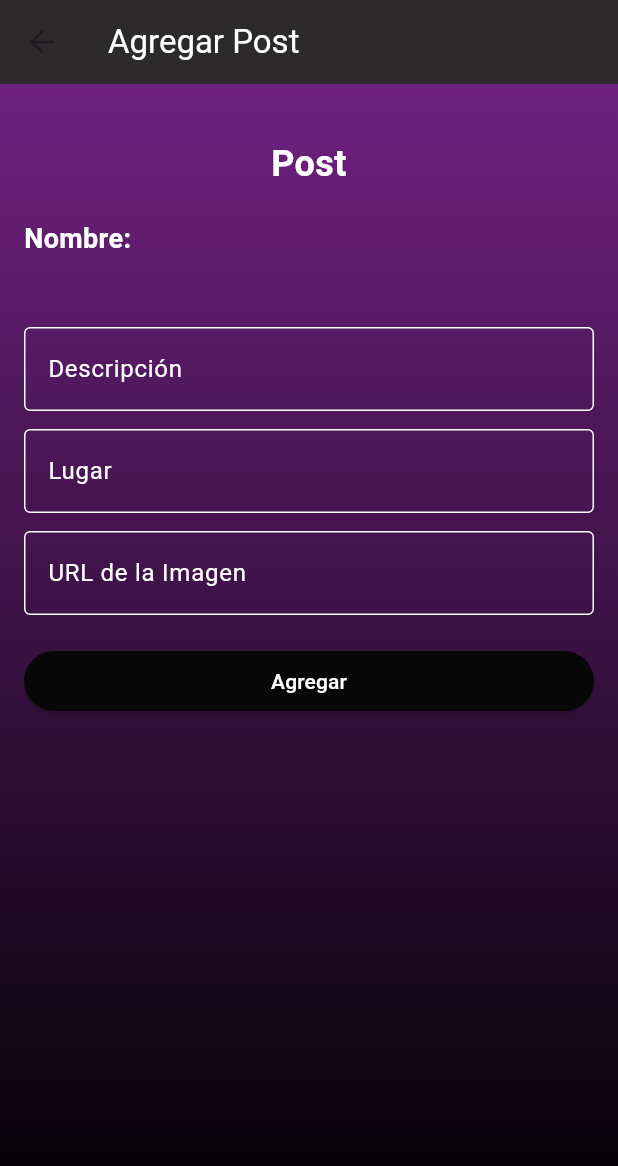
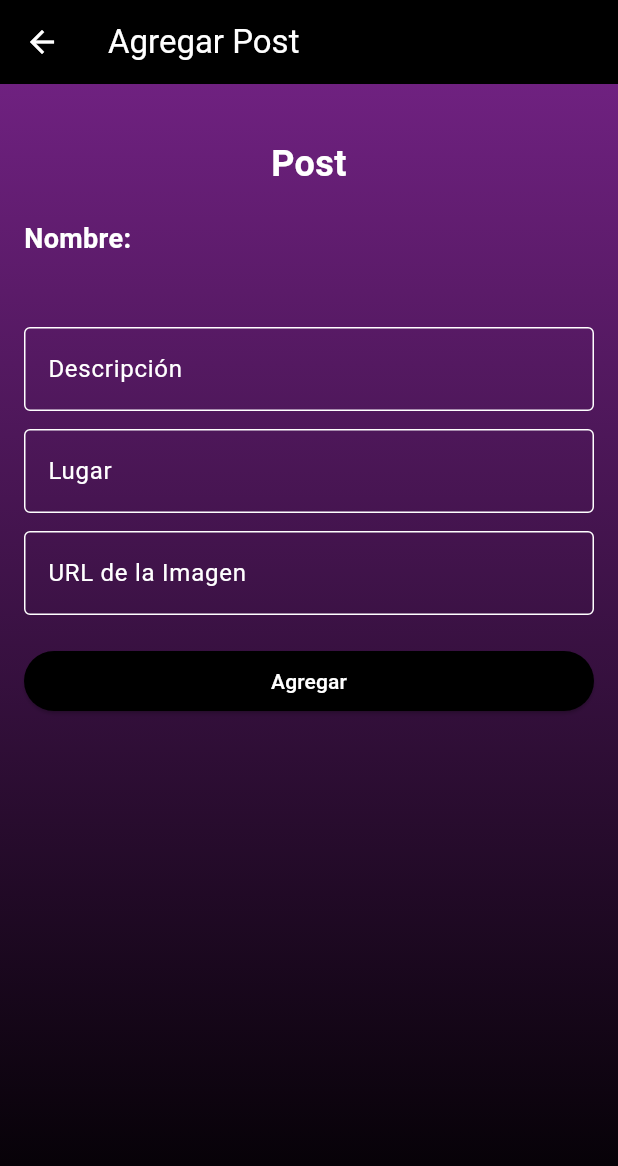
Before and after one commit to Draxler2811/PROYECTO-SEGUNDO-PARCIAL-APP-RED-SOCIAL, a Flutter app: the AgregarPost screen opened directly, on a phone screen of 412 x 824 dp. Shown: the top 1166 px of the screen. Run offline on Flutter 3.47's test engine with Material 3 defaults, Android fonts, the phone set to English and light mode, and no system bars.

Commit message:
Diseñor terminado si no me gusto algo despues lo cambio

```diff
--- a/lib/src/AgregarPost.dart
+++ b/lib/src/AgregarPost.dart
@@ -29,8 +29,14 @@ class _AgregarPostState extends State<AgregarPost> {
   Widget build(BuildContext context) {
     return Scaffold(
       appBar: AppBar(
-        title: Text("Agregar Post",style: TextStyle(color: Colors.white),),
-        backgroundColor:  Color.fromARGB(255, 44, 42, 42),
+        title: Text("Agregar Post", style: TextStyle(color: Colors.white)),
+        backgroundColor: Color.fromARGB(255, 0, 0, 0),
+        leading: IconButton( // Agregado el botón de regreso en el AppBar
+          icon: Icon(Icons.arrow_back, color: Colors.white), // Cambiado el color del icono a blanco
+          onPressed: () {
+            Navigator.pop(context);
+          },
+        ),
       ),
       body: Container(
         decoration: BoxDecoration(
@@ -110,9 +116,9 @@ class _AgregarPostState extends State<AgregarPost> {
               SizedBox(height: 20),
               ElevatedButton(
                 onPressed: () => agregarPost(context),
-                child: Text('Agregar',style: TextStyle(color: Colors.white)),
+                child: Text('Agregar',style: TextStyle(color: Colors.white),),
                 style: ElevatedButton.styleFrom(
-                  primary: Color.fromARGB(255, 7, 7, 7),
+                  primary: Colors.black,
                 ),
               ),
             ],
```
Also changed, not shown: lib/src/Api/api.dart (+8 -9 lines), lib/src/ListPost.dart (+8 -2 lines).
